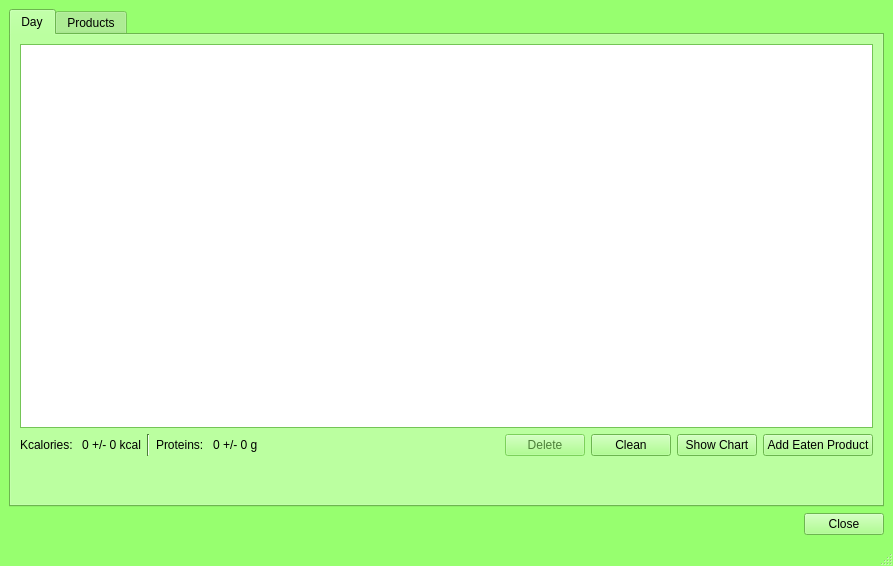
Before: the Qt Designer form mainwindow.ui in MieszkoP/DDietTracker, drawn with Qt 5.
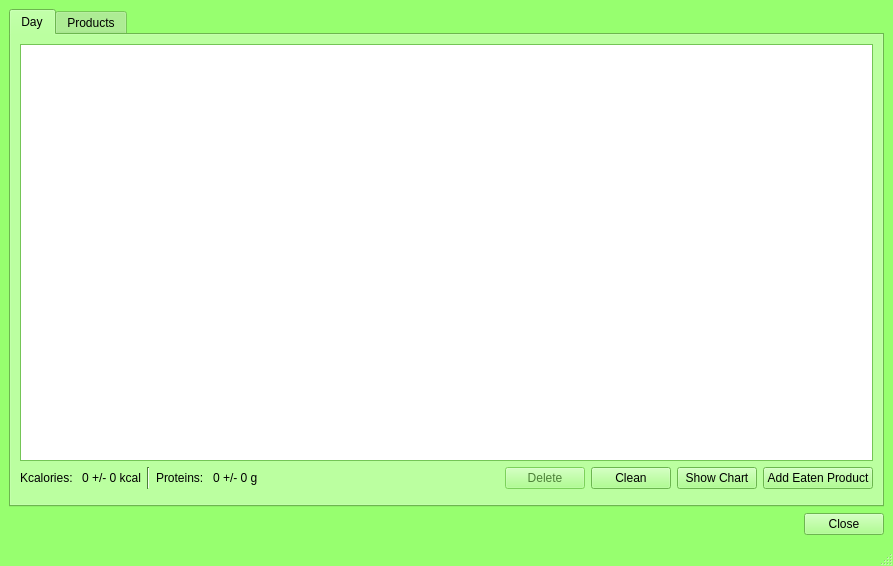
After: the same form once the commit is applied.

Diff of the .ui file:
```diff
--- a/mainwindow.ui
+++ b/mainwindow.ui
@@ -609,7 +609,7 @@
             <property name="sizeHint" stdset="0">
              <size>
               <width>20</width>
-              <height>40</height>
+              <height>7</height>
              </size>
             </property>
            </spacer>
```
